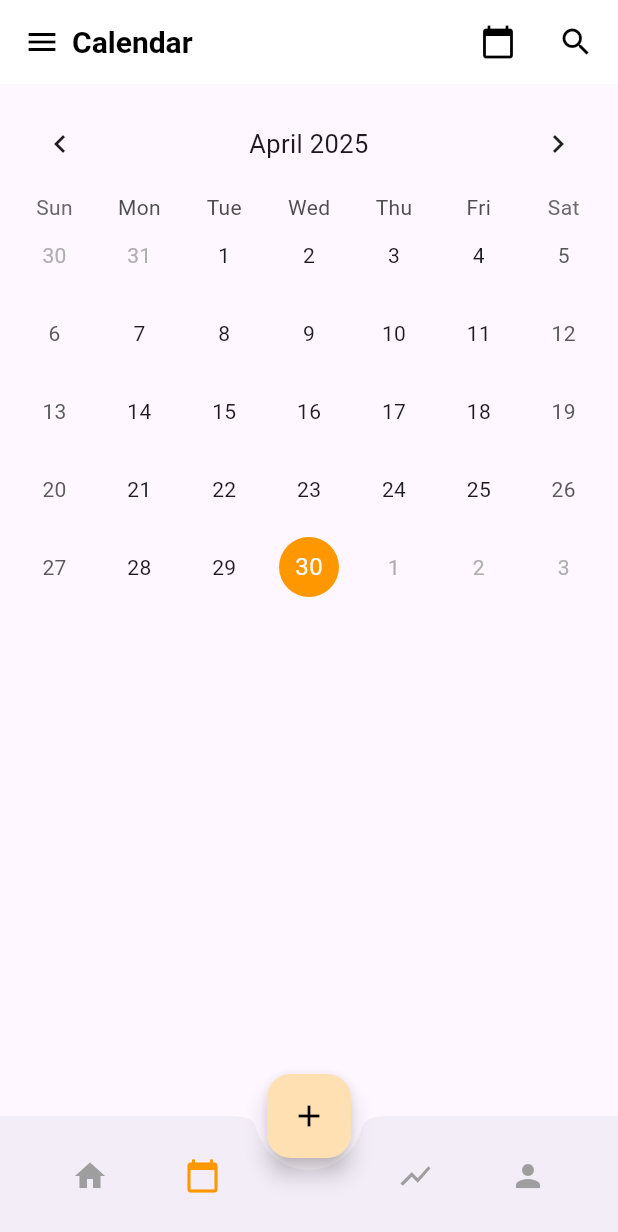
After one commit to AdrielTTE/Habitect, a Flutter app: the screen it shows after launch, item 3 of the bottom bar chosen, after a tap on the "home" icon, after a tap on the "calendar today" icon, on a phone screen of 412 x 824 dp. The commit adds this screen. Shown: the top 1232 px of the screen. Run offline on Flutter 3.47's test engine with Material 3 defaults, Android fonts, the phone set to English and light mode, and no system bars; drawn by our look-alikes of table_calendar.

Commit message:
Calendar and schedule
# Conflicts:
#	lib/main.dart

```diff
--- /dev/null
+++ b/lib/calendar_page.dart
@@ -0,0 +1,299 @@
+import 'package:flutter/material.dart';
+import 'package:table_calendar/table_calendar.dart';
+
+class CalendarScreen extends StatefulWidget {
+  @override
+  _CalendarScreenState createState() => _CalendarScreenState();
+}
+
+class _CalendarScreenState extends State<CalendarScreen> {
+  CalendarFormat _calendarFormat = CalendarFormat.month;
+  DateTime _focusedDay = DateTime.now();
+  DateTime? _selectedDay;
+  String _currentView = 'Month';
+
+  List<String> weekDays = ["SUN", "MON", "TUE", "WED", "THU", "FRI", "SAT"];
+  List<String> timeSlots = [
+    "6am", "7am", "8am", "9am", "10am", "11am", "12pm",
+    "1pm", "2pm", "3pm", "4pm", "5pm", "6pm", "7pm",
+    "8pm", "9pm", "10pm", "11pm", "12am", "1am", "2am",
+    "3am", "4am", "5am"
+  ];
+
+  @override
+  Widget build(BuildContext context) {
+    return Scaffold(
+      appBar: AppBar(
+        backgroundColor: Colors.white,
+        elevation: 0,
+        title: Row(
+          children: [
+            Icon(Icons.menu, color: Colors.black),
+            SizedBox(width: 8),
+            Text(
+              'Calendar',
+              style: TextStyle(color: Colors.black, fontSize: 20, fontWeight: FontWeight.bold),
+            ),
+            Spacer(),
+            PopupMenuButton<String>(
+              icon: Icon(Icons.calendar_today, color: Colors.black),
+              onSelected: (value) {
+                setState(() {
+                  _currentView = value;
+                });
+              },
+              itemBuilder: (context) => [
+                PopupMenuItem(value: 'Month', child: Text('Month View')),
+                PopupMenuItem(value: 'Week', child: Text('Week View')),
+                PopupMenuItem(value: 'Day', child: Text('Day View')),
+              ],
+            ),
+            SizedBox(width: 16),
+            Icon(Icons.search, color: Colors.black),
+          ],
+        ),
+      ),
+      body: buildCalendarBody(),
+    );
+  }
+
+  Widget buildCalendarBody() {
+    switch (_currentView) {
+      case 'Month':
+        return buildMonthView();
+      case 'Week':
+        return buildWeekView();
+      case 'Day':
+        return buildDayView();
+      default:
+        return Center(child: Text("Invalid view"));
+    }
+  }
+
+  Widget buildMonthView() {
+    return Padding(
+      padding: const EdgeInsets.all(8.0),
+      child: TableCalendar(
+        headerStyle: HeaderStyle(formatButtonVisible: false, titleCentered: true),
+        firstDay: DateTime.utc(2020, 1, 1),
+        lastDay: DateTime.utc(2030, 12, 31),
+        focusedDay: _focusedDay,
+        selectedDayPredicate: (day) => isSameDay(_selectedDay, day),
+        onDaySelected: (selectedDay, focusedDay) {
+          setState(() {
+            _selectedDay = selectedDay;
+            _focusedDay = focusedDay;
+          });
+        },
+        calendarFormat: _calendarFormat,
+        onFormatChanged: (format) {
+          setState(() {
+            _calendarFormat = format;
+          });
+        },
+        startingDayOfWeek: StartingDayOfWeek.sunday,
+        calendarStyle: CalendarStyle(
+          todayDecoration: BoxDecoration(color: Colors.orange, shape: BoxShape.circle),
+          selectedDecoration: BoxDecoration(color: Colors.deepOrange, shape: BoxShape.circle),
+        ),
+      ),
+    );
+  }
+
+  Widget buildWeekView() {
+    DateTime startOfWeek = _selectedDay ?? _focusedDay;
+    int dayOfWeek = startOfWeek.weekday;
+    DateTime firstDayOfWeek = startOfWeek.subtract(Duration(days: dayOfWeek - 1));
+
+    List<DateTime> daysOfWeek = List.generate(7, (index) {
+      return firstDayOfWeek.add(Duration(days: index));
+    });
+
+
+    List<String> monthsNames = [
+      'January', 'February', 'March', 'April', 'May', 'June',
+      'July', 'August', 'September', 'October', 'November', 'December'
+    ];
+
+    String headerMonth = monthsNames[firstDayOfWeek.month - 1];
+    int headerYear = firstDayOfWeek.year;
+
+    return Padding(
+      padding: const EdgeInsets.symmetric(horizontal: 16.0),
+      child: Column(
+        children: [
+          const SizedBox(height: 16),
+          Text(
+            '$headerMonth $headerYear',
+            style: TextStyle(fontSize: 18,fontWeight: FontWeight.bold),
+          ),
+          const SizedBox(height: 8),
+          Row(
+            children: [
+              Container(width: 50, child: Text("")),
+              Expanded(
+                child: Row(
+                  children: daysOfWeek.map((day) {
+                    String weekday = weekDays[day.weekday % 7]; //Start from sunday
+                    return Expanded(
+                      child: Center(
+                        child: Column(
+                          children: [
+                            Text('${day.day}', style: TextStyle(fontWeight: FontWeight.bold)),
+                            SizedBox(height: 4),
+                            Text(weekday,style: TextStyle(fontSize: 12)),
+                            Container(
+                              height: 4,
+                              width: 4,
+                              decoration: BoxDecoration(
+                                color: Colors.orange,
+                                shape: BoxShape.circle,
+                              ),
+                            ),
+                          ],
+                        ),
+                      ),
+                    );
+                  }).toList(),
+                ),
+              ),
+            ],
+          ),
+          SizedBox(height: 8),
+          Expanded(
+            child: ListView.builder(
+              itemCount: timeSlots.length,
+              itemBuilder: (context, timeIndex) {
+                return Row(
+                  crossAxisAlignment: CrossAxisAlignment.start,
+                  children: [
+                    Container(
+                      width: 50,
+                      child: Padding(
+                        padding: const EdgeInsets.only(top: 4.0),
+                        child: Text(timeSlots[timeIndex], style: TextStyle(fontSize: 12)),
+                      ),
+                    ),
+                    Expanded(
+                      child: Container(
+                        height: 60,
+                        decoration: BoxDecoration(
+                          border: Border(
+                            bottom: BorderSide(color: Colors.grey.shade200),
+                          ),
+                        ),
+                        child: Row(
+                          children: List.generate(7, (dayIndex) {
+                            return Expanded(
+                              child: Container(
+                                decoration: BoxDecoration(
+                                  border: Border(
+                                    right: BorderSide(color: Colors.grey.shade200),
+                                  ),
+                                ),
+                              ),
+                            );
+                          }),
+                        ),
+                      ),
+                    ),
+                  ],
+                );
+              },
+            ),
+          ),
+        ],
+      ),
+    );
+  }
+
+  Widget buildDayView() {
+    DateTime displayDay = _focusedDay;
+    String weekday = weekDays[displayDay.weekday % 7]; // Adjust for Sunday start
+    //String month =  _focusedDay.month == 2 ? 'Februry' : '';  // You can expand this with a full month lists
+
+    List<String> monthsNames = [
+      'January', 'February', 'March', 'April', 'May', 'June',
+      'July', 'August', 'September', 'October', 'November', 'December'
+    ];
+    String month = monthsNames[_focusedDay.month - 1];
+
+
+    //months[displayDay.month - 1]; // Get month name
+
+    return Column(
+      children: [
+        const SizedBox(height: 16),
+
+        // Month & Navigation
+        Row(
+          mainAxisAlignment: MainAxisAlignment.spaceBetween,
+          children: [
+            IconButton(
+              icon: Icon(Icons.arrow_left),
+              onPressed: () {
+                setState(() {
+                  _focusedDay = _focusedDay.subtract(Duration(days: 1));
+                  _selectedDay = _focusedDay;
+                });
+              },
+            ),
+            Column(
+              children: [
+                Text('$month ${_focusedDay.year}', style: TextStyle(fontSize: 16, fontWeight: FontWeight.bold)),
+                SizedBox(height: 4),
+                Text(
+                  weekday,
+                  style: TextStyle(fontSize: 14, fontWeight: FontWeight.bold),
+                ),
+                Text(
+                  '${displayDay.day}',
+                  style: TextStyle(fontSize: 24, fontWeight: FontWeight.bold),
+                ),
+              ],
+            ),
+            IconButton(
+              icon: Icon(Icons.arrow_right),
+              onPressed: () {
+                setState(() {
+                  _focusedDay = _focusedDay.add(Duration(days: 1));
+                  _selectedDay = _focusedDay;
+                });
+              },
+            ),
+          ],
+        ),
+
+        const Divider(),
+
+        // Scrollable Time Grid
+        Expanded(
+          child: ListView.builder(
+            itemCount: timeSlots.length,
+            itemBuilder: (context, index) {
+              return Container(
+                height: 60,
+                decoration: BoxDecoration(
+                  border: Border(
+                    bottom: BorderSide(color: Colors.grey.shade300, width: 1.0),
+                  ),
+                ),
+                child: Padding(
+                  padding: const EdgeInsets.symmetric(horizontal: 16.0),
+                  child: Align(
+                    alignment: Alignment.centerLeft,
+                    child: Text(
+                      timeSlots[index],
+                      style: TextStyle(fontSize: 14),
+                    ),
+                  ),
+                ),
+              );
+            },
+          ),
+        ),
+      ],
+    );
+  }
+
+}
--- a/lib/main.dart
+++ b/lib/main.dart
@@ -1,76 +1,77 @@
 import 'package:flutter/material.dart';
+import 'schedule_page.dart';
+import 'calendar_page.dart';
 
 void main() {
-  runApp(const MyApp());
+  runApp(MyScheduleApp());
 }
 
-class MyApp extends StatelessWidget {
-  const MyApp({super.key});
-
-  // This widget is the root of your application.
+class MyScheduleApp extends StatelessWidget {
   @override
   Widget build(BuildContext context) {
     return MaterialApp(
-      title: 'Habitect2',
-      theme: ThemeData(
-
-        colorScheme: ColorScheme.fromSeed(seedColor: Colors.deepPurple),
-      ),
-      home: const MyHomePage(title: 'Flutter Demo Home Page'),
+      debugShowCheckedModeBanner: false,
+      home: HomeScreen(),
     );
   }
 }
 
-class MyHomePage extends StatefulWidget {
-  const MyHomePage({super.key, required this.title});
-
-
-
-  final String title;
-
+class HomeScreen extends StatefulWidget {
   @override
-  State<MyHomePage> createState() => _MyHomePageState();
+  _HomeScreenState createState() => _HomeScreenState();
 }
 
-class _MyHomePageState extends State<MyHomePage> {
-  int _counter = 0;
+class _HomeScreenState extends State<HomeScreen> {
+  int _selectedIndex = 1;             // Default on Calendar
 
-  void _incrementCounter() {
+  final List<Widget> _pages = [
+    SchedulePage(),
+    CalendarScreen(),
+    Placeholder(), // For Streak (you can create separate page later)
+    Placeholder(), // For Account
+  ];
+
+  void _onItemTapped(int index) {
     setState(() {
-
-      _counter++;
+      _selectedIndex = index;
     });
   }
 
   @override
   Widget build(BuildContext context) {
-
     return Scaffold(
-      appBar: AppBar(
-
-        backgroundColor: Theme.of(context).colorScheme.inversePrimary,
-
-        title: Text(widget.title),
+      body: _pages[_selectedIndex],
+      floatingActionButton: FloatingActionButton(
+        backgroundColor: Colors.orange.shade100,
+        onPressed: () {},
+        child: Icon(Icons.add, color: Colors.black),
       ),
-      body: Center(
-
-        child: Column(
-
-          mainAxisAlignment: MainAxisAlignment.center,
-          children: <Widget>[
-            const Text('You have pushed the button this many times:'),
-            Text(
-              '$_counter',
-              style: Theme.of(context).textTheme.headlineMedium,
-            ),
-          ],
+      floatingActionButtonLocation: FloatingActionButtonLocation.centerDocked,
+      bottomNavigationBar: BottomAppBar(
+        shape: CircularNotchedRectangle(),
+        notchMargin: 8.0,
+        child: Padding(
+          padding: const EdgeInsets.symmetric(horizontal: 20.0),
+          child: Row(
+            mainAxisAlignment: MainAxisAlignment.spaceBetween,
+            children: [
+              IconButton(
+                  icon: Icon(Icons.home, color: _selectedIndex == 0 ? Colors.orange : Colors.grey),
+                  onPressed: () => _onItemTapped(0)),
+              IconButton(
+                  icon: Icon(Icons.calendar_today, color: _selectedIndex == 1 ? Colors.orange : Colors.grey),
+                  onPressed: () => _onItemTapped(1)),
+              SizedBox(width: 40), // space for FAB
+              IconButton(
+                  icon: Icon(Icons.show_chart, color: _selectedIndex == 2 ? Colors.orange : Colors.grey),
+                  onPressed: () => _onItemTapped(2)),
+              IconButton(
+                  icon: Icon(Icons.person, color: _selectedIndex == 3 ? Colors.orange : Colors.grey),
+                  onPressed: () => _onItemTapped(3)),
+            ],
+          ),
         ),
       ),
-      floatingActionButton: FloatingActionButton(
-        onPressed: _incrementCounter,
-        tooltip: 'Increment',
-        child: const Icon(Icons.add),
-      ), // This trailing comma makes auto-formatting nicer for build methods.
     );
   }
 }
--- /dev/null
+++ b/lib/schedule_page.dart
@@ -0,0 +1,84 @@
+import 'package:flutter/material.dart';
+
+
+class SchedulePage extends StatelessWidget {
+  final List<String> days = ["Sun", "Mon", "Tue", "Wed", "Thu", "Fri", "Sat"];
+  final List<String> dates = ["9", "10", "11", "12", "13", "14", "15"];
+
+  @override
+  Widget build(BuildContext context) {
+    return Scaffold(
+      appBar: AppBar(
+        backgroundColor: Colors.white,
+        elevation: 0,
+        title: Row(
+          children: [
+            Icon(Icons.menu, color: Colors.black),
+            SizedBox(width: 8),
+            Text(
+              'March-2025',
+              style: TextStyle(color: Colors.black, fontSize: 20, fontWeight: FontWeight.bold),
+            ),
+            Spacer(),
+            Icon(Icons.calendar_today, color: Colors.black),
+            SizedBox(width: 16),
+            Icon(Icons.search, color: Colors.black),
+          ],
+        ),
+      ),
+      body: Column(
+        children: [
+          SizedBox(height: 10),
+          Container(
+            height: 80,
+            child: ListView.builder(
+              scrollDirection: Axis.horizontal,
+              itemCount: days.length,
+              itemBuilder: (context, index) {
+                return Container(
+                  margin: EdgeInsets.symmetric(horizontal: 8),
+                  padding: EdgeInsets.symmetric(horizontal: 12, vertical: 8),
+                  decoration: BoxDecoration(
+                    color: Colors.orange,
+                    borderRadius: BorderRadius.circular(20),
+                  ),
+                  child: Column(
+                    mainAxisAlignment: MainAxisAlignment.center,
+                    children: [
+                      Text(
+                        days[index],
+                        style: TextStyle(color: Colors.white, fontWeight: FontWeight.bold),
+                      ),
+                      Text(
+                        dates[index],
+                        style: TextStyle(color: Colors.white, fontWeight: FontWeight.bold),
+                      ),
+                    ],
+                  ),
+                );
+              },
+            ),
+          ),
+          SizedBox(height: 40),
+          Center(
+            child: Column(
+              children: [
+                Icon(Icons.calendar_today, size: 50, color: Colors.grey),
+                SizedBox(height: 16),
+                Text(
+                  'There is no schedule assigned yet',
+                  style: TextStyle(fontSize: 16, fontWeight: FontWeight.bold),
+                ),
+                SizedBox(height: 8),
+                Text(
+                  'Try adding some activity',
+                  style: TextStyle(fontSize: 14, color: Colors.grey),
+                ),
+              ],
+            ),
+          ),
+        ],
+      ),
+    );
+  }
+}
--- a/pubspec.yaml
+++ b/pubspec.yaml
@@ -30,6 +30,7 @@ environment:
 dependencies:
   flutter:
     sdk: flutter
+  table_calendar: ^3.2.0
 
   # The following adds the Cupertino Icons font to your application.
   # Use with the CupertinoIcons class for iOS style icons.
```
Also changed, not shown: pubspec.lock, 1 other file.
